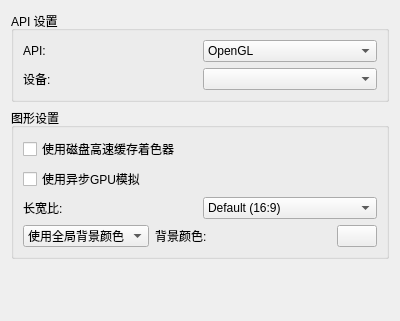
Old version of the form src/yuzu/configuration/configure_graphics.ui in the repository formylover/yuzu-early-access.
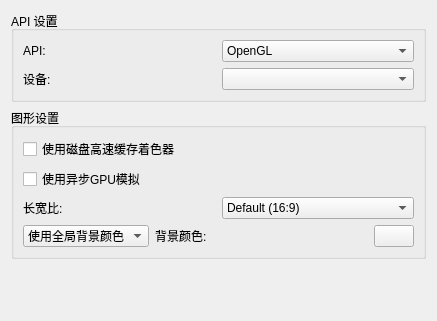
New version of the form.

Diff of the .ui file:
```diff
--- a/src/yuzu/configuration/configure_graphics.ui
+++ b/src/yuzu/configuration/configure_graphics.ui
@@ -6,7 +6,7 @@
    <rect>
     <x>0</x>
     <y>0</y>
-    <width>400</width>
+    <width>437</width>
     <height>321</height>
    </rect>
   </property>
@@ -23,15 +23,31 @@
        </property>
        <layout class="QVBoxLayout" name="verticalLayout_3">
         <item>
-         <layout class="QHBoxLayout" name="horizontalLayout_4">
-          <item>
-           <widget class="QLabel" name="label_2">
+         <widget class="QWidget" name="api_layout" native="true">
+          <layout class="QGridLayout" name="gridLayout">
+           <property name="leftMargin">
+            <number>0</number>
+           </property>
+           <property name="topMargin">
+            <number>0</number>
+           </property>
+           <property name="rightMargin">
+            <number>0</number>
+           </property>
+           <property name="bottomMargin">
+            <number>0</number>
+           </property>
+           <property name="horizontalSpacing">
+            <number>6</number>
+           </property>
+           <item row="0" column="0">
+            <widget class="QLabel" name="api_label">
             <property name="text">
              <string>API:</string>
             </property>
            </widget>
           </item>
-          <item>
+           <item row="0" column="1">
            <widget class="QComboBox" name="api">
             <item>
              <property name="text">
@@ -45,21 +61,18 @@
             </item>
            </widget>
           </item>
-         </layout>
-        </item>
-        <item>
-         <layout class="QHBoxLayout" name="horizontalLayout_5">
-          <item>
-           <widget class="QLabel" name="label_3">
+           <item row="1" column="0">
+            <widget class="QLabel" name="device_label">
             <property name="text">
              <string>设备:</string>
             </property>
            </widget>
           </item>
-          <item>
+           <item row="1" column="1">
            <widget class="QComboBox" name="device"/>
           </item>
          </layout>
+         </widget>
         </item>
        </layout>
       </widget>
@@ -85,7 +98,20 @@
          </widget>
         </item>
         <item>
+         <widget class="QWidget" name="aspect_ratio_layout" native="true">
          <layout class="QHBoxLayout" name="horizontalLayout_6">
+           <property name="leftMargin">
+            <number>0</number>
+           </property>
+           <property name="topMargin">
+            <number>0</number>
+           </property>
+           <property name="rightMargin">
+            <number>0</number>
+           </property>
+           <property name="bottomMargin">
+            <number>0</number>
+           </property>
           <item>
            <widget class="QLabel" name="ar_label">
             <property name="text">
@@ -118,9 +144,32 @@
            </widget>
           </item>
          </layout>
+         </widget>
         </item>
         <item>
+         <widget class="QWidget" name="bg_layout" native="true">
+          <property name="sizePolicy">
+           <sizepolicy hsizetype="Preferred" vsizetype="Preferred">
+            <horstretch>0</horstretch>
+            <verstretch>0</verstretch>
+           </sizepolicy>
+          </property>
          <layout class="QHBoxLayout" name="horizontalLayout_3">
+           <property name="spacing">
+            <number>6</number>
+           </property>
+           <property name="leftMargin">
+            <number>0</number>
+           </property>
+           <property name="topMargin">
+            <number>0</number>
+           </property>
+           <property name="rightMargin">
+            <number>0</number>
+           </property>
+           <property name="bottomMargin">
+            <number>0</number>
+           </property>
           <item>
            <widget class="QComboBox" name="bg_combobox">
             <property name="currentText">
@@ -175,6 +224,7 @@
            </widget>
           </item>
          </layout>
+         </widget>
         </item>
        </layout>
       </widget>
```
Lines whose indentation alone changed are shown as unchanged.
